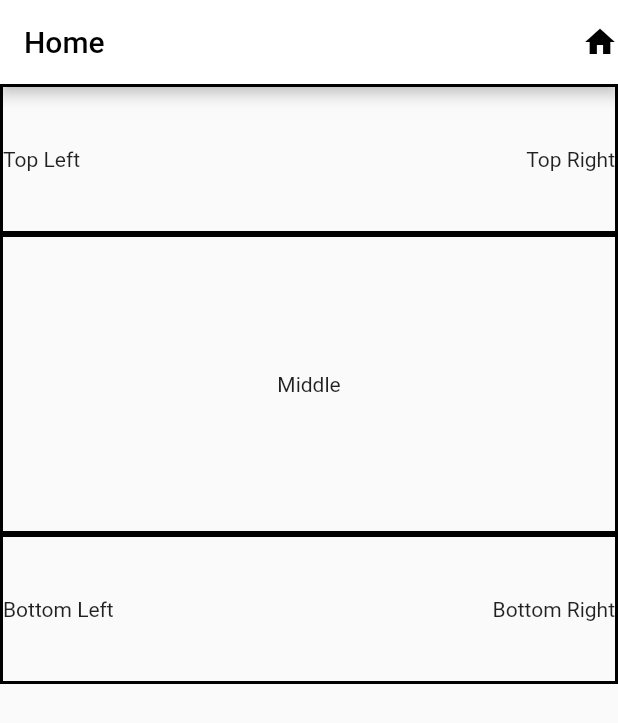
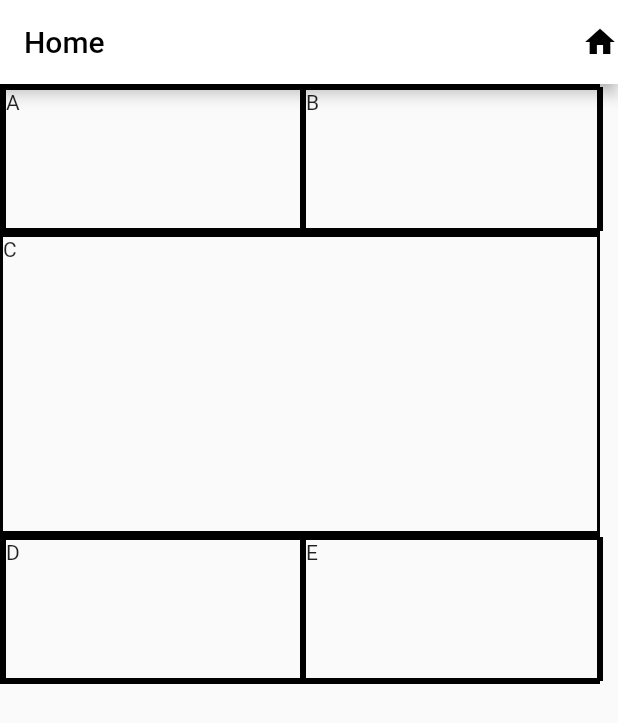
Before and after one commit to zepanzeri/app02, a Flutter app: the screen it shows after launch, on a phone screen of 412 x 824 dp. Shown: the top 723 px of the screen. Run offline on Flutter 3.47's test engine with Material 2 defaults, Android fonts, the phone set to English and light mode, and no system bars.

Commit message:
formatando o layout.

```diff
--- a/lib/main.dart
+++ b/lib/main.dart
@@ -19,7 +19,6 @@ class MainView extends StatelessWidget {
       appBar: AppBar(
         title: Text('Home', style: TextStyle(color: Colors.black)),
         backgroundColor: Colors.white,
-        foregroundColor: Colors.amber,
         actions: [
           Icon(Icons.home, color: Colors.black),
         ],
@@ -31,9 +30,28 @@ class MainView extends StatelessWidget {
               height: 100,
               child: Row(
                 children: [
-                  Text('Top Left'),
-                  Spacer(),
-                  Text('Top Right'),
+                  Container(
+                    height: 100,
+                    width: 200,
+                    child: Text('A'),
+                    decoration: BoxDecoration(
+                        border: Border.all(
+                      width: 2,
+                      color: Colors.black,
+                      style: BorderStyle.solid,
+                    )),
+                  ),
+                  Container(
+                    height: 100,
+                    width: 200,
+                    child: Text('B'),
+                    decoration: BoxDecoration(
+                        border: Border.all(
+                      width: 2,
+                      color: Colors.black,
+                      style: BorderStyle.solid,
+                    )),
+                  ),
                 ],
               ),
               decoration: BoxDecoration(
@@ -46,23 +64,48 @@ class MainView extends StatelessWidget {
             ),
             Container(
               height: 200,
-              child: Text('Middle'),
-              alignment: Alignment.center,
+              child: Row(
+                children: [
+                  Container(
+                    height: 200,
+                    width: 400,
+                    child: Text('C'),
                     decoration: BoxDecoration(
                         border: Border.all(
                       width: 2,
                       color: Colors.black,
                       style: BorderStyle.solid,
+                    )),
                   ),
+                ],
               ),
             ),
             Container(
               height: 100,
               child: Row(
                 children: [
-                  Text('Bottom Left'),
-                  Spacer(),
-                  Text('Bottom Right'),
+                  Container(
+                    height: 100,
+                    width: 200,
+                    child: Text('D'),
+                    decoration: BoxDecoration(
+                        border: Border.all(
+                      width: 2,
+                      color: Colors.black,
+                      style: BorderStyle.solid,
+                    )),
+                  ),
+                  Container(
+                    height: 100,
+                    width: 200,
+                    child: Text('E'),
+                    decoration: BoxDecoration(
+                        border: Border.all(
+                      width: 2,
+                      color: Colors.black,
+                      style: BorderStyle.solid,
+                    )),
+                  ),
                 ],
               ),
               decoration: BoxDecoration(
@@ -75,6 +118,7 @@ class MainView extends StatelessWidget {
             ),
           ],
         ),
+        width: 400,
       ),
     );
   }
```
Lines whose indentation alone changed are shown as unchanged.
